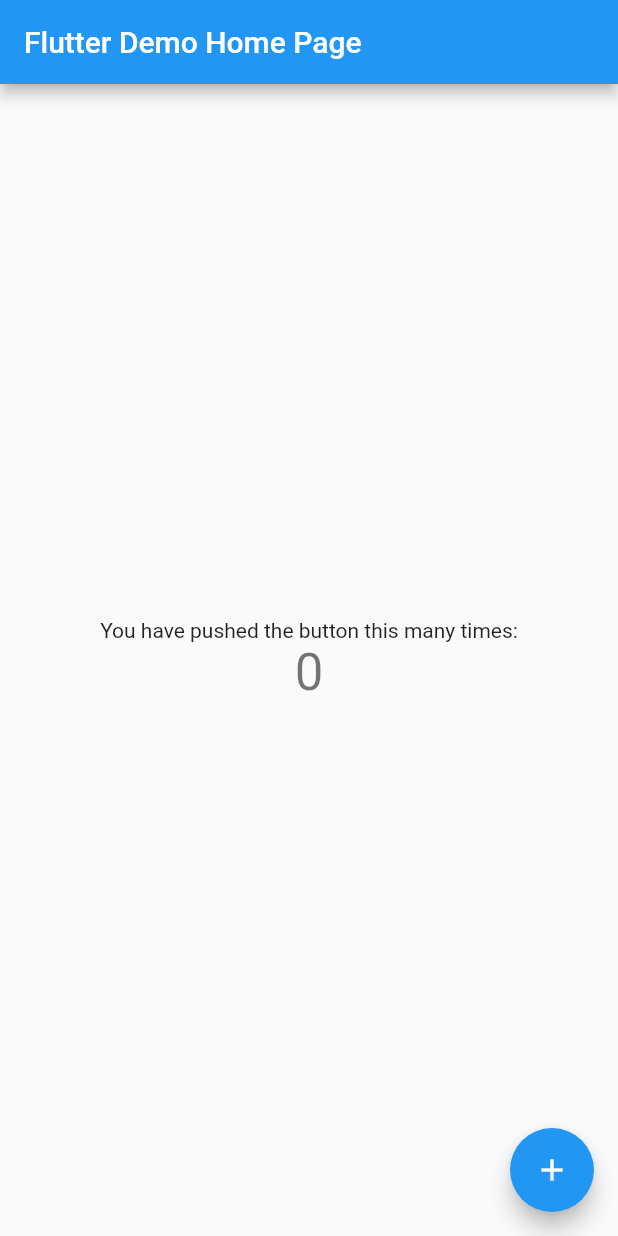
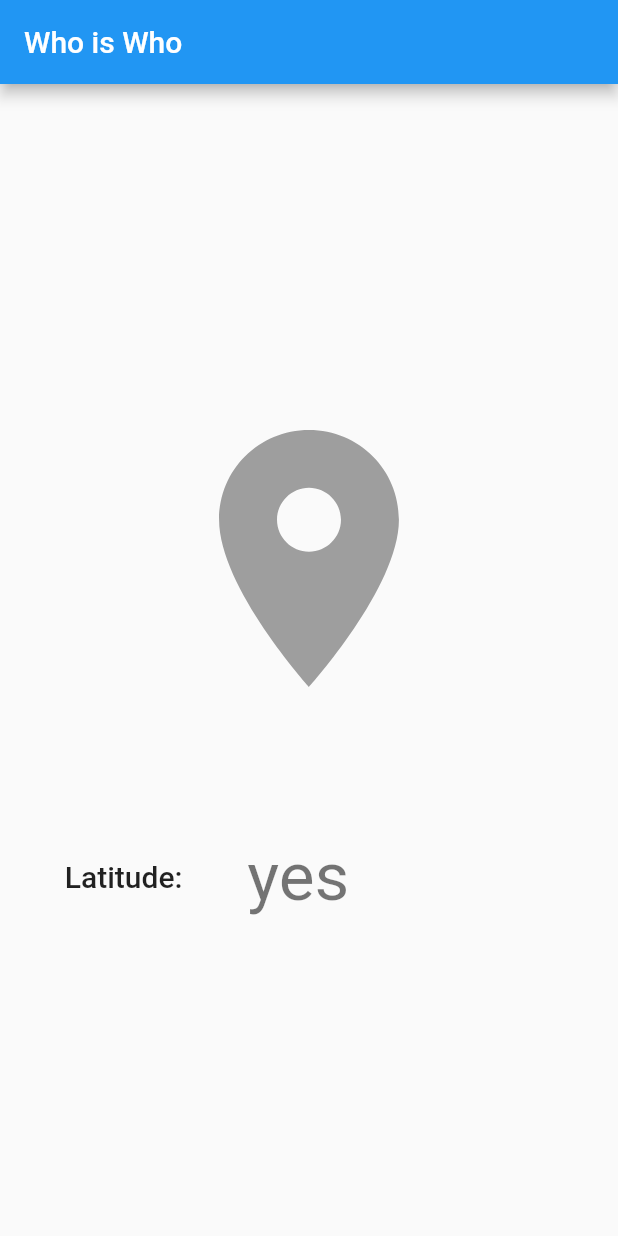
Before and after one commit to Tantan4321/flutter-whoiswho, a Flutter app: the screen it shows after launch, on a phone screen of 412 x 824 dp. Run offline on Flutter 3.47's test engine with Material 2 defaults, Android fonts, the phone set to English and light mode, and no system bars.

Commit message:
Add template app

```diff
--- a/lib/main.dart
+++ b/lib/main.dart
@@ -1,5 +1,6 @@
+import 'dart:async';
+
 import 'package:flutter/material.dart';
-
 void main() => runApp(MyApp());
 
 class MyApp extends StatelessWidget {
@@ -7,105 +8,76 @@ class MyApp extends StatelessWidget {
   @override
   Widget build(BuildContext context) {
     return MaterialApp(
-      title: 'Flutter Demo',
+      title: 'Startup',
+      debugShowCheckedModeBanner: false,
       theme: ThemeData(
-        // This is the theme of your application.
-        //
-        // Try running your application with "flutter run". You'll see the
-        // application has a blue toolbar. Then, without quitting the app, try
-        // changing the primarySwatch below to Colors.green and then invoke
-        // "hot reload" (press "r" in the console where you ran "flutter run",
-        // or simply save your changes to "hot reload" in a Flutter IDE).
-        // Notice that the counter didn't reset back to zero; the application
-        // is not restarted.
         primarySwatch: Colors.blue,
       ),
-      home: MyHomePage(title: 'Flutter Demo Home Page'),
+      home: HomePage(),
     );
   }
 }
 
-class MyHomePage extends StatefulWidget {
-  MyHomePage({Key key, this.title}) : super(key: key);
+class HomePage extends StatefulWidget {
+  @override
+  _HomePageState createState() => _HomePageState();
+}
 
-  // This widget is the home page of your application. It is stateful, meaning
-  // that it has a State object (defined below) that contains fields that affect
-  // how it looks.
-
-  // This class is the configuration for the state. It holds the values (in this
-  // case the title) provided by the parent (in this case the App widget) and
-  // used by the build method of the State. Fields in a Widget subclass are
-  // always marked "final".
-
-  final String title;
+class _HomePageState extends State<HomePage> {
 
   @override
-  _MyHomePageState createState() => _MyHomePageState();
-}
+  void initState() {
+    super.initState();
+    initPlatformState();
+  }
 
-class _MyHomePageState extends State<MyHomePage> {
-  int _counter = 0;
+  initPlatformState() async {
 
-  void _incrementCounter() {
     setState(() {
-      // This call to setState tells the Flutter framework that something has
-      // changed in this State, which causes it to rerun the build method below
-      // so that the display can reflect the updated values. If we changed
-      // _counter without calling setState(), then the build method would not be
-      // called again, and so nothing would appear to happen.
-      _counter++;
     });
+
   }
 
   @override
   Widget build(BuildContext context) {
-    // This method is rerun every time setState is called, for instance as done
-    // by the _incrementCounter method above.
-    //
-    // The Flutter framework has been optimized to make rerunning build methods
-    // fast, so that you can just rebuild anything that needs updating rather
-    // than having to individually change instances of widgets.
+    double width = MediaQuery.of(context).size.width;
+    double height = MediaQuery.of(context).size.height;
     return Scaffold(
       appBar: AppBar(
-        // Here we take the value from the MyHomePage object that was created by
-        // the App.build method, and use it to set our appbar title.
-        title: Text(widget.title),
+        title: Text('Who is Who'),
       ),
       body: Center(
-        // Center is a layout widget. It takes a single child and positions it
-        // in the middle of the parent.
         child: Column(
-          // Column is also a layout widget. It takes a list of children and
-          // arranges them vertically. By default, it sizes itself to fit its
-          // children horizontally, and tries to be as tall as its parent.
-          //
-          // Invoke "debug painting" (press "p" in the console, choose the
-          // "Toggle Debug Paint" action from the Flutter Inspector in Android
-          // Studio, or the "Toggle Debug Paint" command in Visual Studio Code)
-          // to see the wireframe for each widget.
-          //
-          // Column has various properties to control how it sizes itself and
-          // how it positions its children. Here we use mainAxisAlignment to
-          // center the children vertically; the main axis here is the vertical
-          // axis because Columns are vertical (the cross axis would be
-          // horizontal).
           mainAxisAlignment: MainAxisAlignment.center,
           children: <Widget>[
-            Text(
-              'You have pushed the button this many times:',
+            Icon(Icons.location_on,
+              color: Colors.grey,
+              size: width * 0.5,
             ),
-            Text(
-              '$_counter',
-              style: Theme.of(context).textTheme.display1,
+            SizedBox(height: height * 0.1),
+            Row(
+              children: <Widget>[
+                Container(
+                  padding: const EdgeInsets.all(12.0),
+                  width: width * 0.4,
+                  child: Text(
+                    'Latitude:',
+                    textAlign: TextAlign.center,
+                    style: Theme.of(context).textTheme.title,
+                  ),
+                ),
+                Expanded(
+                  child: Text(
+                    "yes",
+                    textAlign: TextAlign.left,
+                    style: Theme.of(context).textTheme.display2,
+                  ),
+                ),
+              ],
             ),
           ],
         ),
       ),
-      floatingActionButton: FloatingActionButton(
-        onPressed: _incrementCounter,
-        tooltip: 'Increment',
-        child: Icon(Icons.add),
-      ), // This trailing comma makes auto-formatting nicer for build methods.
     );
   }
 }
```
Also changed, not shown: 1 other file.
